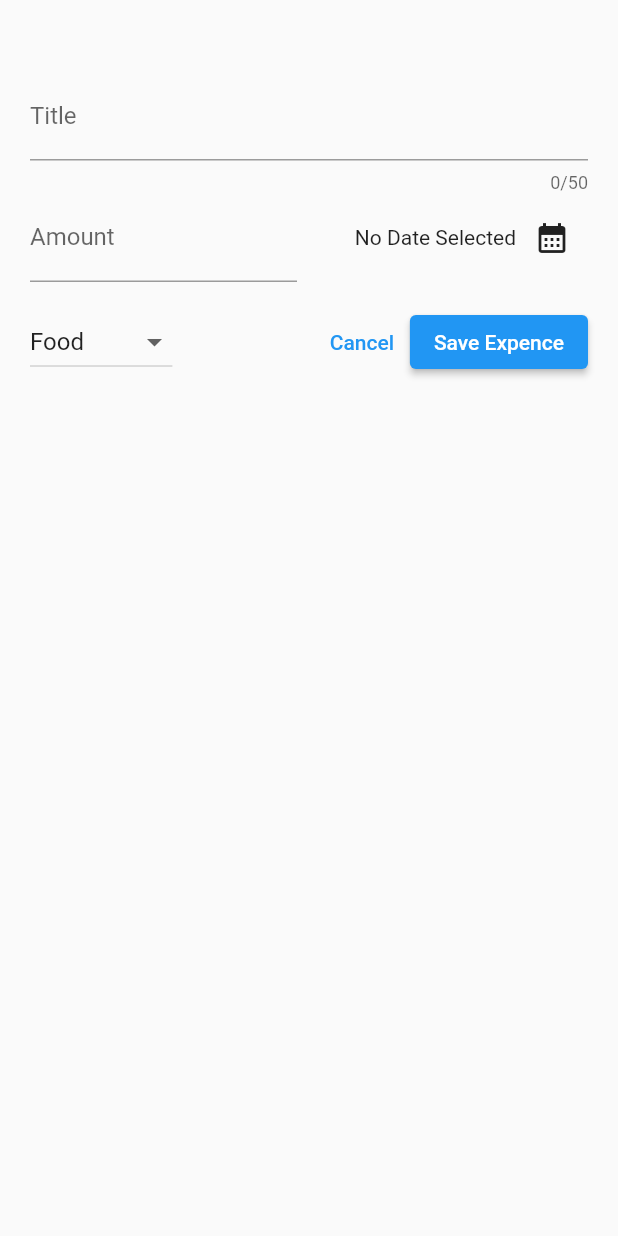
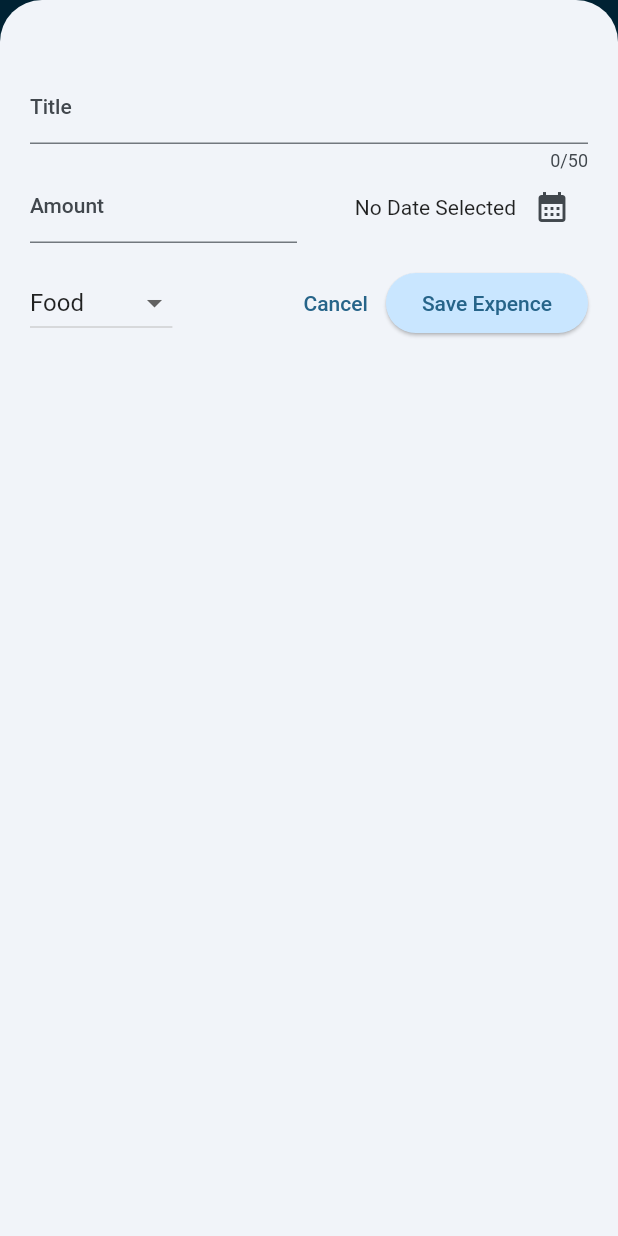
Before and after one commit to AslamJiffry/pet, a Flutter app: the screen it shows after launch, after a tap on the "add" icon, on a phone screen of 412 x 824 dp. Run offline on Flutter 3.47's test engine with Material 2 defaults, Android fonts, the phone set to English and light mode, and no system bars.

Commit message:
Color Themes added

```diff
--- a/lib/main.dart
+++ b/lib/main.dart
@@ -2,10 +2,54 @@ import 'package:flutter/material.dart';
 
 import 'package:pet/src/widgets/expenses.dart';
 
+var petColorScheme = ColorScheme.fromSeed(seedColor: Colors.blue.shade100);
+var petDarkColorScheme = ColorScheme.fromSeed(
+  brightness: Brightness.dark,
+  seedColor: const Color.fromARGB(255, 10, 1, 50),
+);
 void main() {
   runApp(
-    const MaterialApp(
-      home: Expences(),
+    MaterialApp(
+      darkTheme: ThemeData.dark().copyWith(
+        useMaterial3: true,
+        colorScheme: petDarkColorScheme,
+        cardTheme: const CardTheme().copyWith(
+          color: petDarkColorScheme.secondaryContainer,
+          margin: const EdgeInsets.symmetric(horizontal: 16, vertical: 4),
+        ),
+        elevatedButtonTheme: ElevatedButtonThemeData(
+          style: ElevatedButton.styleFrom(
+            backgroundColor: petDarkColorScheme.primaryContainer,
+            foregroundColor: petDarkColorScheme.onPrimaryContainer,
+          ),
+        ),
+      ),
+      theme: ThemeData().copyWith(
+        useMaterial3: true,
+        colorScheme: petColorScheme,
+        appBarTheme: const AppBarTheme().copyWith(
+          backgroundColor: petColorScheme.onPrimaryContainer,
+          foregroundColor: petColorScheme.primaryContainer,
+        ),
+        cardTheme: const CardTheme().copyWith(
+          color: petColorScheme.secondaryContainer,
+          margin: const EdgeInsets.symmetric(horizontal: 16, vertical: 4),
+        ),
+        elevatedButtonTheme: ElevatedButtonThemeData(
+          style: ElevatedButton.styleFrom(
+            backgroundColor: petColorScheme.primaryContainer,
+          ),
+        ),
+        textTheme: ThemeData().textTheme.copyWith(
+              titleLarge: TextStyle(
+                fontWeight: FontWeight.bold,
+                color: petColorScheme.secondaryContainer,
+                fontSize: 16,
+              ),
+            ),
+      ),
+      //themeMode: ThemeMode.system,//deafult
+      home: const Expences(),
     ),
   );
 }
--- a/lib/src/widgets/expences_list/expence_item.dart
+++ b/lib/src/widgets/expences_list/expence_item.dart
@@ -16,7 +16,10 @@ class ExpenceItem extends StatelessWidget {
         ),
         child: Column(
           children: [
-            Text(expence.title),
+            Text(
+              expence.title,
+              style: Theme.of(context).textTheme.titleSmall,
+            ),
             const SizedBox(
               height: 4,
             ),
--- a/lib/src/widgets/expences_list/expences_list.dart
+++ b/lib/src/widgets/expences_list/expences_list.dart
@@ -15,6 +15,13 @@ class ExpencesList extends StatelessWidget {
       itemCount: expences.length,
       itemBuilder: (context, index) => Dismissible(
         key: ValueKey(expences[index]),
+        background: Container(
+          color: Theme.of(context).colorScheme.error.withOpacity(
+                0.70,
+              ),
+          margin: EdgeInsets.symmetric(
+              horizontal: Theme.of(context).cardTheme.margin!.horizontal),
+        ),
         onDismissed: (direction) {
           onDeleteExpence(expences[index]);
         },
```
